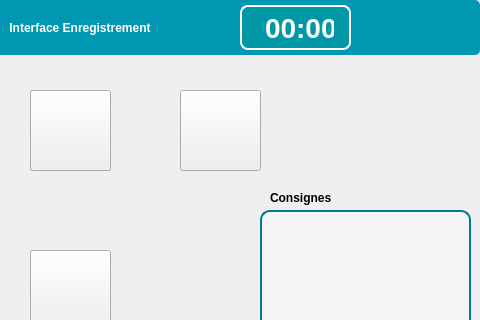
First picture: the form in InterfaceEleve/interfaceenregistrement.ui, repository Sam-Depardieu/Labo-de-langue, before the edit; both pictures show x 320 to 800 and y 0 to 320 of the 800 by 480 pixel window.
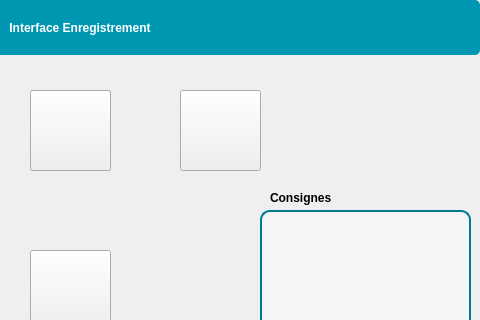
Second picture: the form after the edit. Icons and pictures are not drawn.

```diff
--- a/InterfaceEleve/interfaceenregistrement.ui
+++ b/InterfaceEleve/interfaceenregistrement.ui
@@ -330,40 +330,6 @@
     <string>Consignes</string>
    </property>
   </widget>
-  <widget class="QLabel" name="chronoLabel">
-   <property name="geometry">
-    <rect>
-     <x>560</x>
-     <y>5</y>
-     <width>111</width>
-     <height>45</height>
-    </rect>
-   </property>
-   <property name="font">
-    <font>
-     <family>Segoe UI</family>
-     <pointsize>-1</pointsize>
-     <bold>true</bold>
-    </font>
-   </property>
-   <property name="styleSheet">
-    <string notr="true">QLabel {
-    background-color: #0097a7; /* même ton bleu-vert que ta barre */
-    color: white;
-    border: 2px solid white;
-    border-radius: 8px;
-    font-family: &quot;Segoe UI&quot;, &quot;Arial&quot;, sans-serif;
-    font-weight: bold;
-    font-size: 28px;
-    padding: 5px 15px;
-    qproperty-alignment: 'AlignCenter';
-}
-</string>
-   </property>
-   <property name="text">
-    <string>00:00</string>
-   </property>
-  </widget>
   <widget class="QSlider" name="verticalSlider_son">
    <property name="geometry">
     <rect>
```
Left out of the diff: 5 changed lines with no effect on the pictures.
